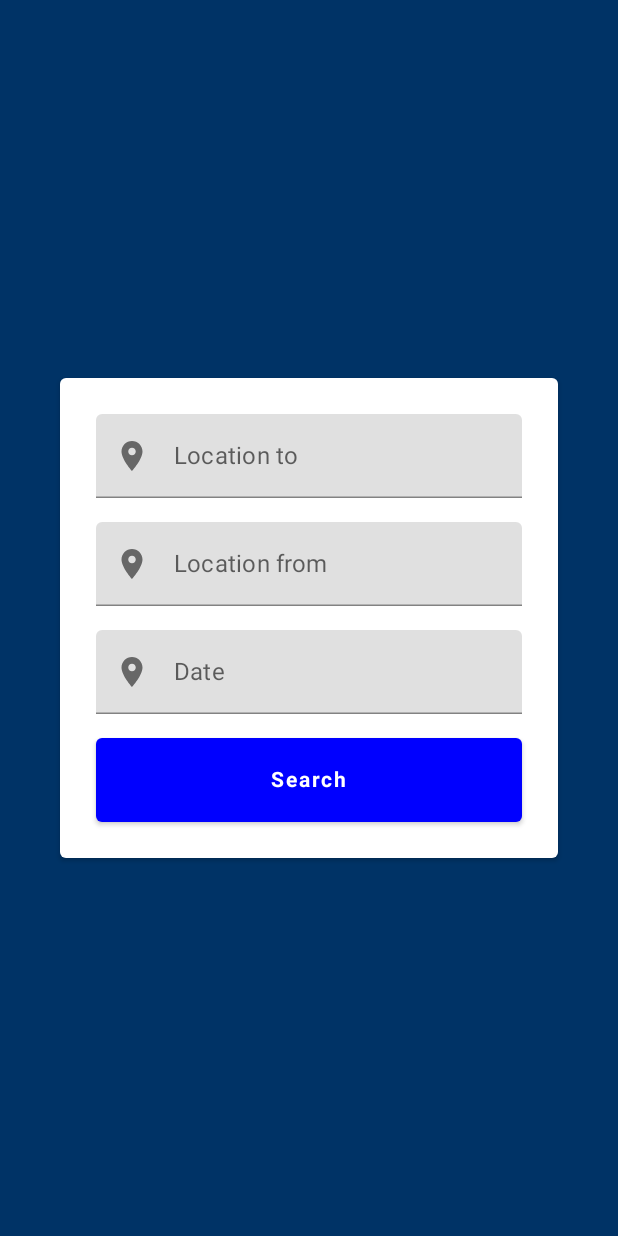
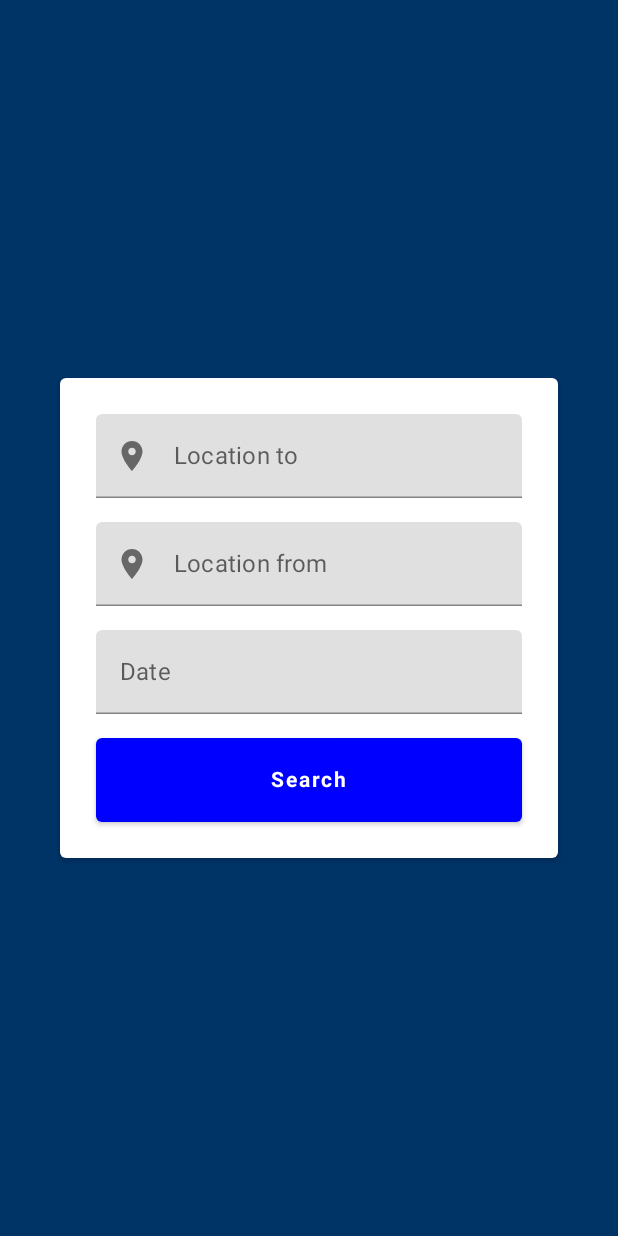
Before and after one commit to Gelassen/open-car-share, an Android app built with Jetpack Compose: the screen it shows after launch (MainActivity), on a phone screen of 412 x 824 dp. Run offline under Robolectric (Android 15) with nearby library versions, the phone set to English and light mode, and no system bars; our stand-ins replace Dagger/Hilt's generated code.

Commit message:
Update trip search screen

```diff
--- a/app/src/main/java/com/home/opencarshare/network/MockInterceptor.kt
+++ b/app/src/main/java/com/home/opencarshare/network/MockInterceptor.kt
@@ -11,7 +11,7 @@ class MockInterceptor(val context: Context): Interceptor {
 
         private const val NO_QUERY = ""
 
-        private const val URL_TRIP = "/api/trips?city=someCity&time=10000000"
+        private const val URL_TRIP = "/api/trips?locationTo=someCity&locationFrom=anotherCity&time=10000000"
 
         private const val URL_TRIP_BY_ID = "/api/trips?id=101"
 
--- a/app/src/main/java/com/home/opencarshare/screens/TripSearchScreen.kt
+++ b/app/src/main/java/com/home/opencarshare/screens/TripSearchScreen.kt
@@ -12,6 +12,7 @@ import androidx.compose.ui.Alignment
 import androidx.compose.ui.Alignment.Companion.CenterVertically
 import androidx.compose.ui.Modifier
 import androidx.compose.ui.graphics.Color
+import androidx.compose.ui.graphics.vector.ImageVector
 import androidx.compose.ui.res.colorResource
 import androidx.compose.ui.res.dimensionResource
 import androidx.compose.ui.res.stringResource
@@ -53,17 +54,20 @@ fun TripSearchScreen(onSearchClick: (locationFrom: String, locationTo: String, d
                 TripSearchRow(
                     state = locationFromTxt,
                     onTextChanged = { it -> locationFromTxt = it },
-                    hint = stringResource(id = R.string.search_screen_location_to_hint)
+                    hint = stringResource(id = R.string.search_screen_location_to_hint),
+                    icon = Icons.Default.LocationOn
                 )
                 TripSearchRow(
                     state = locationToTxt,
                     onTextChanged = { it -> locationToTxt = it },
-                    hint = stringResource(id = R.string.search_screen_location_from_hint)
+                    hint = stringResource(id = R.string.search_screen_location_from_hint),
+                    icon = Icons.Default.LocationOn
                 )
                 TripSearchRow(
                     state = pickUpDate,
                     onTextChanged = { it -> pickUpDate = it },
-                    hint = stringResource(id = R.string.search_screen_date)
+                    hint = stringResource(id = R.string.search_screen_date),
+                    icon = null
                 )
                 Button(
                     onClick = { onSearchClick(locationFromTxt, locationToTxt, pickUpDate) },
@@ -85,8 +89,9 @@ fun TripSearchScreen(onSearchClick: (locationFrom: String, locationTo: String, d
 }
 
 @Composable
-fun TripSearchRow(state: String, onTextChanged: (String) -> Unit, hint: String) {
+fun TripSearchRow(state: String, onTextChanged: (String) -> Unit, hint: String, icon: ImageVector? ) {
     val baselineGrid = dimensionResource(id = R.dimen.baseline_grid)
+    if (icon == null) {
         TextField(
             value = state,
             onValueChange = { onTextChanged(it) },
@@ -94,6 +99,16 @@ fun TripSearchRow(state: String, onTextChanged: (String) -> Unit, hint: String)
                 .padding(baselineGrid)
                 .fillMaxWidth(),
             placeholder = { Text("$hint") },
-        leadingIcon = { Icon(imageVector = Icons.Default.LocationOn, contentDescription = null) },
+        )
+    } else {
+        TextField(
+            value = state,
+            onValueChange = { onTextChanged(it) },
+            modifier = Modifier
+                .padding(baselineGrid)
+                .fillMaxWidth(),
+            placeholder = { Text("$hint") },
+            leadingIcon = { Icon(imageVector = icon, contentDescription = null) },
         )
     }
+}
```
Lines whose indentation alone changed are shown as unchanged.
